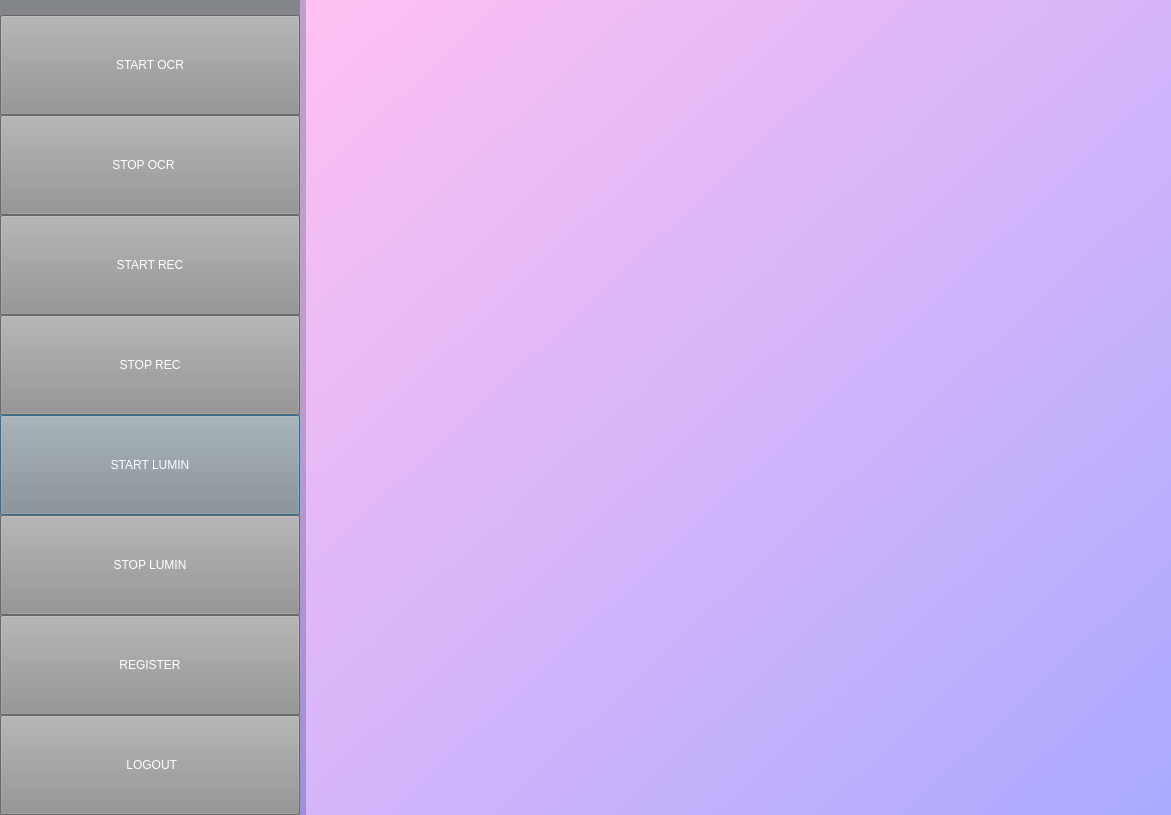
Biancaa-R/Lumin_eye_vison_for-_the_impaired, file lumin_eye/Pyqt_implementation/dashboard.ui: the form before one commit.
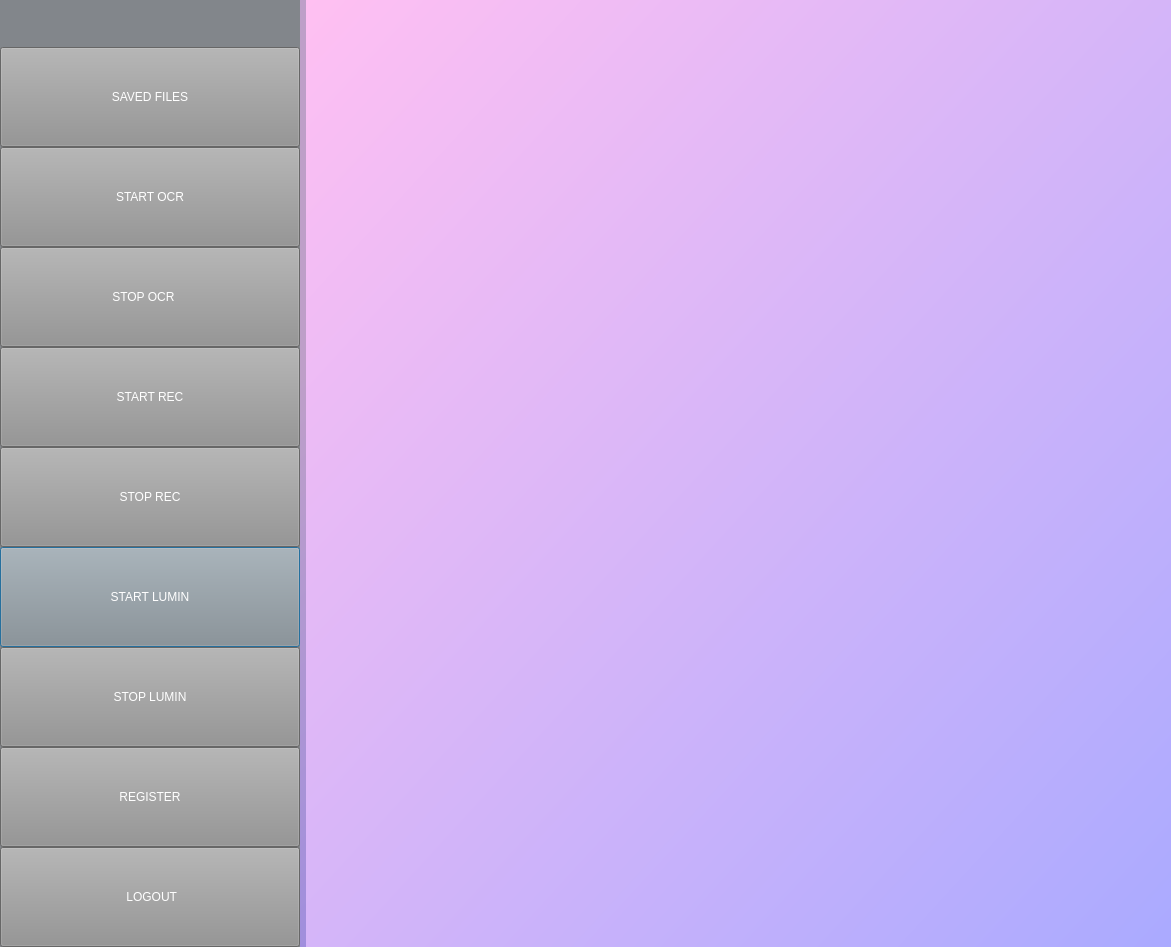
The form after the commit. Icons and pictures are not drawn.

```diff
--- a/lumin_eye/Pyqt_implementation/dashboard.ui
+++ b/lumin_eye/Pyqt_implementation/dashboard.ui
@@ -7,7 +7,7 @@
     <x>0</x>
     <y>0</y>
     <width>1171</width>
-    <height>815</height>
+    <height>947</height>
    </rect>
   </property>
   <property name="sizePolicy">
@@ -114,6 +114,24 @@
            </item>
           </layout>
          </item>
+         <item>
+          <widget class="QPushButton" name="show">
+           <property name="minimumSize">
+            <size>
+             <width>300</width>
+             <height>100</height>
+            </size>
+           </property>
+           <property name="styleSheet">
+            <string notr="true">font: 18pt &quot;Calibri&quot;;
+color:rgb(255, 255, 255);
+background-color:rgb(144, 144, 144);</string>
+           </property>
+           <property name="text">
+            <string>SAVED FILES</string>
+           </property>
+          </widget>
+         </item>
          <item>
           <widget class="QPushButton" name="ocr_1">
            <property name="minimumSize">
```
